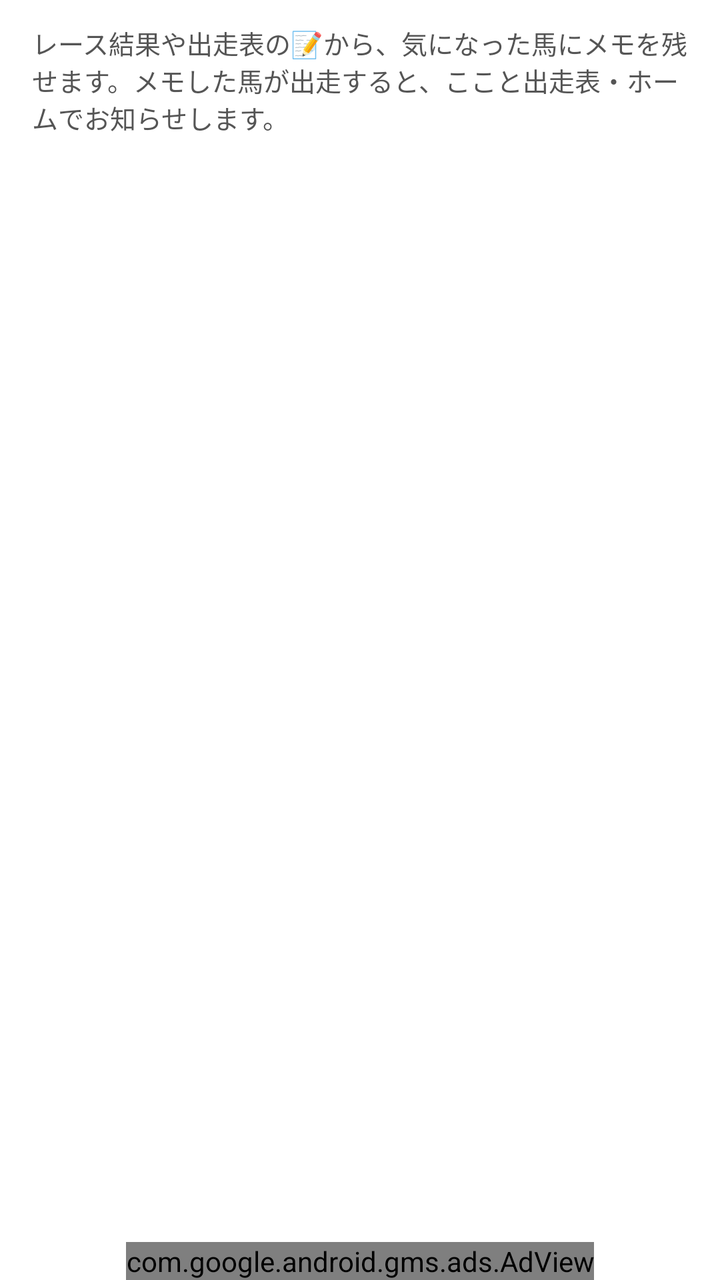
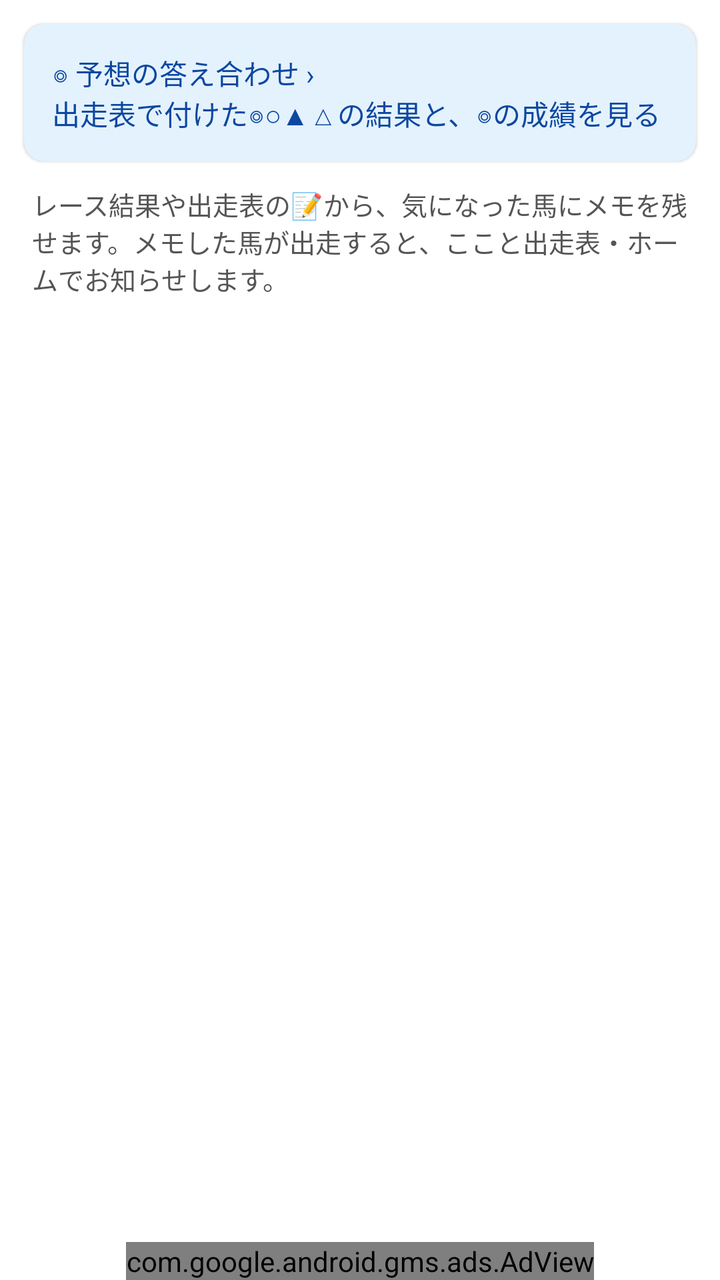

Two renders of the same Android screen: before a commit and after it. Below are the layout's source before the change and the commit's diff.
<!-- AndroidManifest.xml: application theme Theme.MyApplication -->
<!-- res/layout/fragment_horse_memos.xml -->
<?xml version="1.0" encoding="utf-8"?>
<LinearLayout xmlns:android="http://schemas.android.com/apk/res/android"
    xmlns:app="http://schemas.android.com/apk/res-auto"
    xmlns:tools="http://schemas.android.com/tools"
    android:layout_width="match_parent"
    android:layout_height="match_parent"
    android:orientation="vertical"
    tools:context="com.tktkcompany.kakoRaceKeiba.ui.horsememo.HorseMemoListFragment">

    
    <TextView
        android:id="@+id/text_memo_lead"
        android:layout_width="match_parent"
        android:layout_height="wrap_content"
        android:layout_marginHorizontal="16dp"
        android:layout_marginTop="12dp"
        android:text="レース結果や出走表の📝から、気になった馬にメモを残せます。メモした馬が出走すると、ここと出走表・ホームでお知らせします。"
        android:textColor="#555555"
        android:textSize="13sp" />

    <FrameLayout
        android:layout_width="match_parent"
        android:layout_height="0dp"
        android:layout_marginTop="8dp"
        android:layout_weight="1">

        <androidx.recyclerview.widget.RecyclerView
            android:id="@+id/recycler_horse_memos"
            android:layout_width="match_parent"
            android:layout_height="match_parent"
            android:clipToPadding="false"
            android:paddingBottom="8dp" />

        <ProgressBar
            android:id="@+id/progress_horse_memos"
            android:layout_width="wrap_content"
            android:layout_height="wrap_content"
            android:layout_gravity="center"
            android:visibility="gone" />

        <TextView
            android:id="@+id/text_horse_memos_empty"
            android:layout_width="match_parent"
            android:layout_height="wrap_content"
            android:layout_gravity="center"
            android:gravity="center"
            android:padding="24dp"
            android:textColor="#777777"
            android:textSize="14sp"
            android:visibility="gone" />
    </FrameLayout>

    <com.google.android.gms.ads.AdView
        android:id="@+id/adView"
        android:layout_width="wrap_content"
        android:layout_height="wrap_content"
        android:layout_gravity="center"
        app:adSize="BANNER"
        app:adUnitId="ca-app-pub-4855274440005459/8405629625" />

</LinearLayout>
<!-- resources referenced by this layout -->
<resources>
  <style name="Theme.MyApplication" parent="Theme.MaterialComponents.DayNight.DarkActionBar">
          
          <item name="colorPrimary">@color/green</item>
          <item name="colorPrimaryVariant">@color/green</item>
          <item name="colorOnPrimary">@color/tyairo</item>
          
          <item name="colorSecondary">@color/teal_200</item>
          <item name="colorSecondaryVariant">@color/teal_700</item>
          <item name="colorOnSecondary">@color/black</item>
          
          <item name="android:statusBarColor">?attr/colorPrimaryVariant</item>
          <item name="android:windowLayoutInDisplayCutoutMode">always</item>
          
      </style>
  <color name="green">#4CAF50</color>
  <color name="tyairo">#8B4513</color>
  <color name="teal_200">#FF03DAC5</color>
  <color name="teal_700">#FF018786</color>
  <color name="black">#FF000000</color>
</resources>

<!-- the commit's change to res/layout/fragment_horse_memos.xml (unified diff, before → after) -->
@@ -6,6 +6,28 @@
     android:layout_height="match_parent"
     android:orientation="vertical"
     tools:context="com.tktkcompany.kakoRaceKeiba.ui.horsememo.HorseMemoListFragment">
+
+    
+    <com.google.android.material.card.MaterialCardView
+        android:id="@+id/card_open_predictions"
+        android:layout_width="match_parent"
+        android:layout_height="wrap_content"
+        android:layout_marginHorizontal="12dp"
+        android:layout_marginTop="12dp"
+        android:clickable="true"
+        android:focusable="true"
+        app:cardBackgroundColor="#E3F2FD"
+        app:cardCornerRadius="10dp"
+        app:cardElevation="1dp">
+
+        <TextView
+            android:layout_width="match_parent"
+            android:layout_height="wrap_content"
+            android:padding="14dp"
+            android:text="◎ 予想の答え合わせ ›\n出走表で付けた◎○▲△の結果と、◎の成績を見る"
+            android:textColor="#0D47A1"
+            android:textSize="14sp" />
+    </com.google.android.material.card.MaterialCardView>
 
     
     <TextView
